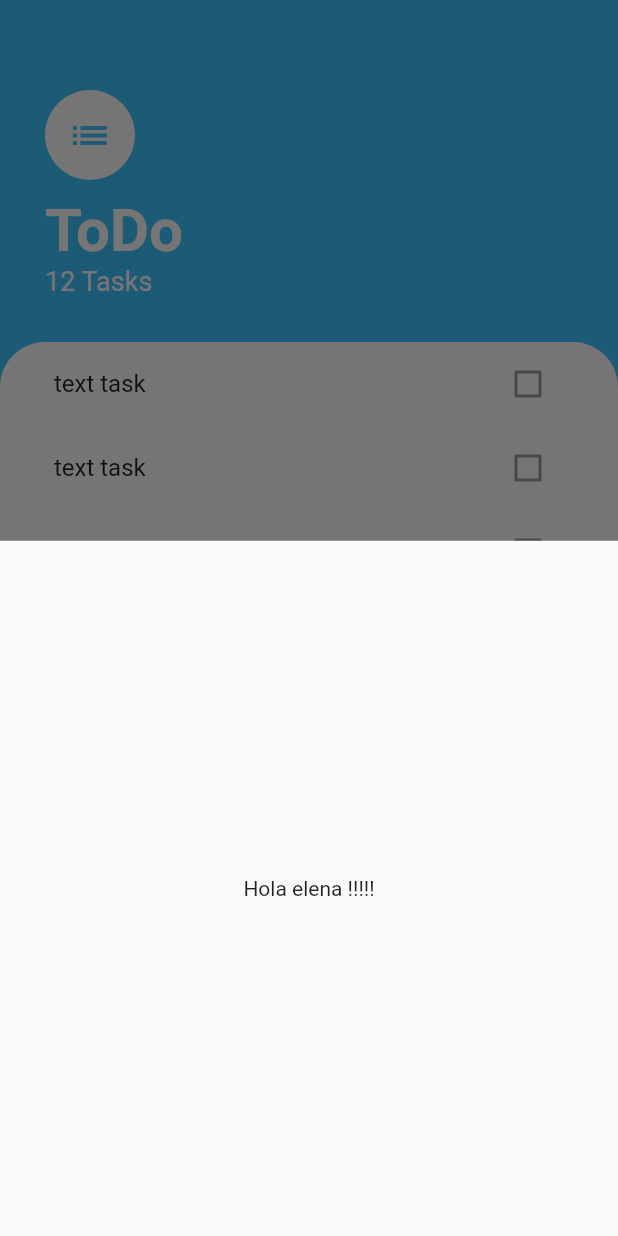
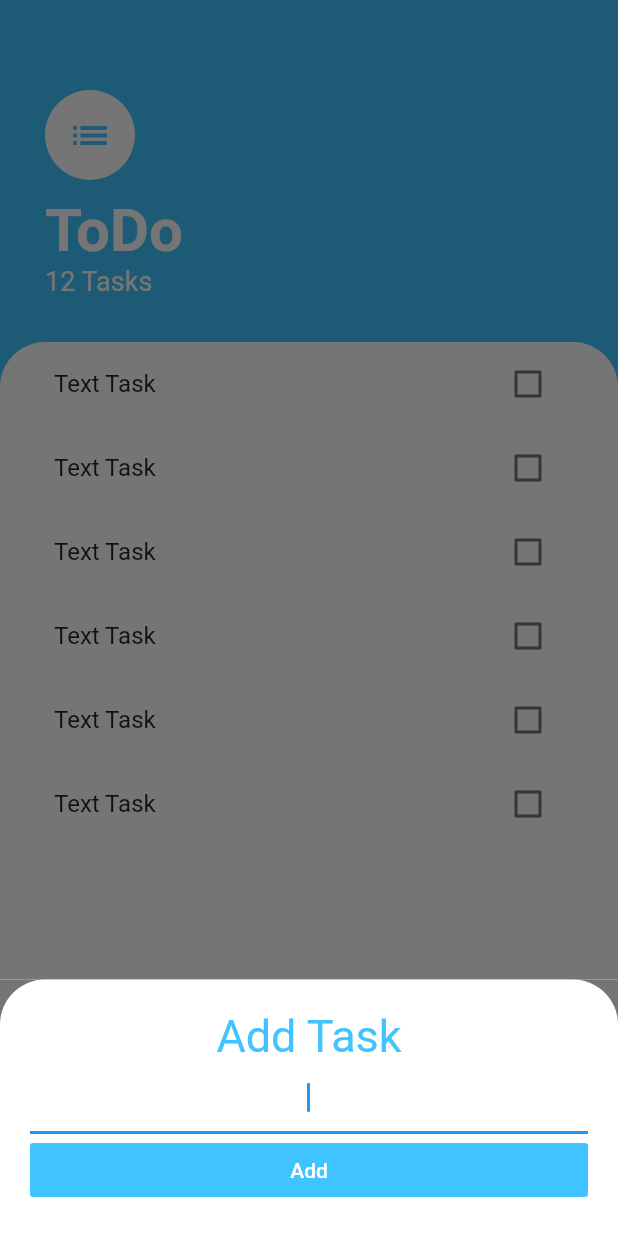
Before and after one commit to Robfeb/flutterprojects, a Flutter app: the screen it shows after launch, after a tap on the "add" icon, on a phone screen of 412 x 824 dp. Run offline on Flutter 3.47's test engine with Material 2 defaults, Android fonts, the phone set to English and light mode, and no system bars; our stand-ins replace animated_text_kit, audioplayers, cloud_firestore, firebase_auth, flutter_spinkit, font_awesome_flutter and 3 more; accounts and stored records are empty.

```diff
--- /dev/null
+++ b/todolist_flutter/lib/screens/AddTaskScreen.dart
@@ -0,0 +1,45 @@
+import 'package:flutter/material.dart';
+
+class AddTaskScreen extends StatelessWidget {
+  @override
+  Widget build(BuildContext context) {
+    return Container(
+      color: Color(0xFF757575),
+      child: Container(
+        padding: EdgeInsets.all(20),
+        decoration: BoxDecoration(
+          color: Colors.white,
+          borderRadius: BorderRadius.only(
+            topLeft: Radius.circular(30),
+            topRight: Radius.circular(30),
+          ),
+        ),
+        child: Column(
+          crossAxisAlignment: CrossAxisAlignment.stretch,
+          children: <Widget>[
+            Text(
+              'Add Task',
+              textAlign: TextAlign.center,
+              style: TextStyle(
+                fontSize: 30,
+                color: Colors.lightBlueAccent,
+              ),
+            ),
+            TextField(
+              autofocus: true,
+              textAlign: TextAlign.center,
+            ),
+            FlatButton(
+              child: Text(
+                'Add',
+                style: TextStyle(color: Colors.white),
+              ),
+              color: Colors.lightBlueAccent,
+              onPressed: () {},
+            )
+          ],
+        ),
+      ),
+    );
+  }
+}
--- a/todolist_flutter/lib/screens/tasks_screen.dart
+++ b/todolist_flutter/lib/screens/tasks_screen.dart
@@ -2,17 +2,11 @@ import 'package:flutter/cupertino.dart';
 import 'package:flutter/material.dart';
 import 'package:todolistflutter/widgets/task_list.dart';
 
+import 'AddTaskScreen.dart';
+
 class TaskScreen extends StatefulWidget {
   @override
   _TaskScreenState createState() => _TaskScreenState();
-}
-
-Widget buildButtonSheet(BuildContext context) {
-  return Container(
-    child: Center(
-      child: Text('Hola elena !!!!!'),
-    ),
-  );
 }
 
 class _TaskScreenState extends State<TaskScreen> {
@@ -23,7 +17,16 @@ class _TaskScreenState extends State<TaskScreen> {
         backgroundColor: Colors.lightBlueAccent,
         child: Icon(Icons.add),
         onPressed: () {
-          showModalBottomSheet(context: context, builder: buildButtonSheet);
+          showModalBottomSheet(
+            context: context,
+            isScrollControlled: true,
+            builder: (context) => SingleChildScrollView(
+                child: Container(
+              padding: EdgeInsets.only(
+                  bottom: MediaQuery.of(context).viewInsets.bottom),
+              child: AddTaskScreen(),
+            )),
+          );
         },
       ),
       backgroundColor: Colors.lightBlueAccent,
--- a/todolist_flutter/lib/widgets/task_tile.dart
+++ b/todolist_flutter/lib/widgets/task_tile.dart
@@ -1,16 +1,46 @@
 import 'package:flutter/cupertino.dart';
 import 'package:flutter/material.dart';
 
-class TaskTile extends StatelessWidget {
-  final text;
+class TaskTile extends StatefulWidget {
+  final String text;
   TaskTile({this.text});
+
+  @override
+  _TaskTileState createState() => _TaskTileState();
+}
+
+class _TaskTileState extends State<TaskTile> {
+  bool isChecked = false;
+  void checkBoxCallBack(bool checkBoxState) {
+    setState(() {
+      isChecked = checkBoxState;
+    });
+  }
+
   @override
   Widget build(BuildContext context) {
     return ListTile(
-      title: Text(text),
-      trailing: Checkbox(
-        value: false,
+      title: Text(
+        'Text Task',
+        style: TextStyle(
+            decoration:
+                isChecked ? TextDecoration.lineThrough : TextDecoration.none),
       ),
+      trailing: TaskCheckBox(isChecked, checkBoxCallBack),
     );
   }
 }
+
+class TaskCheckBox extends StatelessWidget {
+  final bool checkBoxState;
+  final Function toggleCheckBoxState;
+  TaskCheckBox(this.checkBoxState, this.toggleCheckBoxState);
+  @override
+  Widget build(BuildContext context) {
+    return Checkbox(
+      activeColor: Colors.lightBlueAccent,
+      value: checkBoxState,
+      onChanged: toggleCheckBoxState,
+    );
+  }
+}
```
